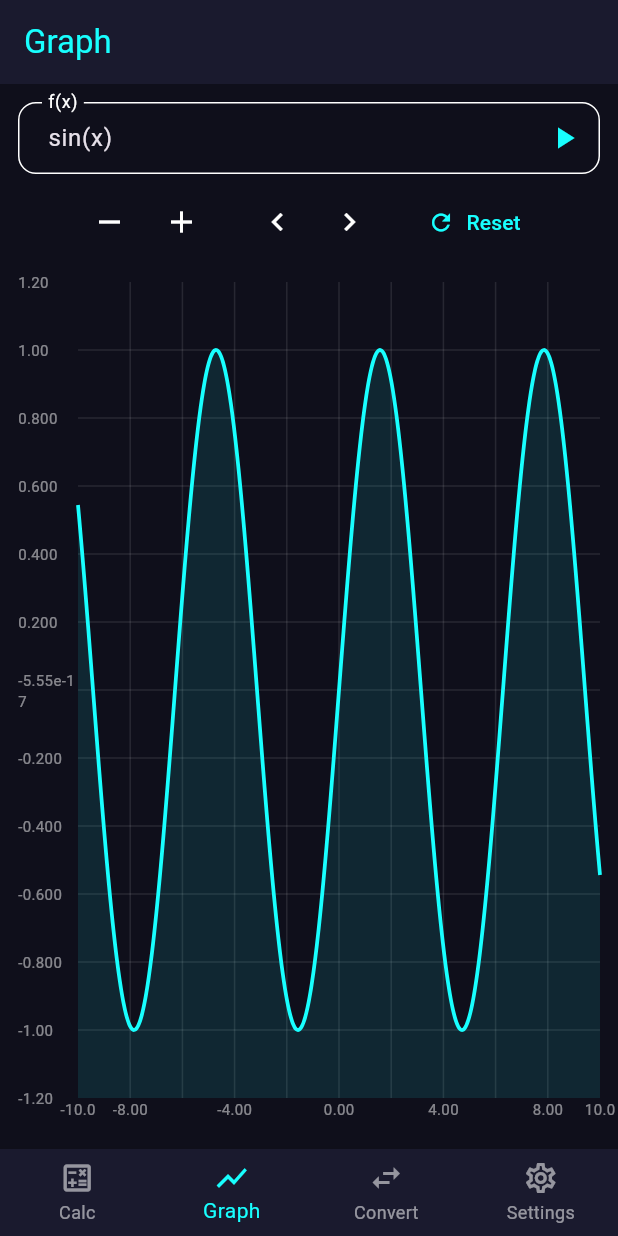
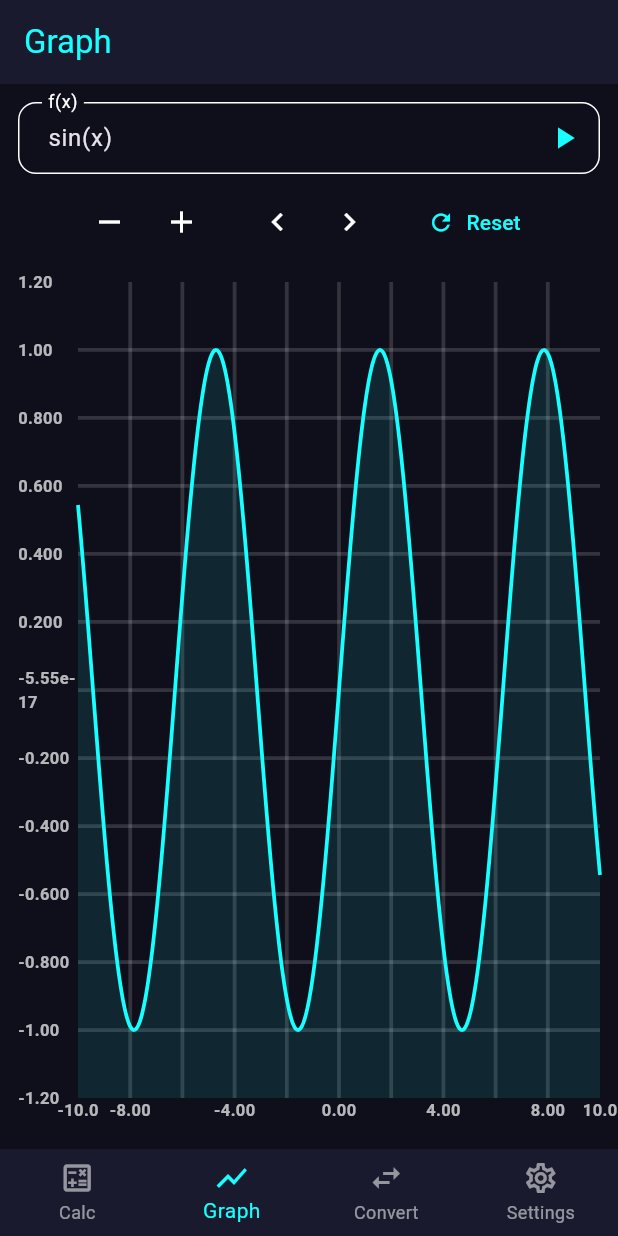
Before and after one commit to AvPa1212/VibeCalc, a Flutter app: the screen it shows after launch, item 2 of the bottom bar chosen, on a phone screen of 412 x 824 dp. Run offline on Flutter 3.47's test engine with Material 3 defaults, Android fonts, the phone set to English and light mode, and no system bars; drawn by our look-alikes of fl_chart; our stand-ins replace math_expressions, shared_preferences.

Commit message:
Refactor calculator layout for improved responsiveness and update graph styling for better visibility

```diff
--- a/lib/screens/graph_screen.dart
+++ b/lib/screens/graph_screen.dart
@@ -160,12 +160,12 @@ class _GraphScreenState extends State<GraphScreen> {
                           show: true,
                           getDrawingHorizontalLine: (_) => FlLine(
                               color: theme.colorScheme.onSurface
-                                  .withValues(alpha: 0.1),
-                              strokeWidth: 1),
+                                  .withValues(alpha: 0.15),
+                              strokeWidth: 2.5),
                           getDrawingVerticalLine: (_) => FlLine(
                               color: theme.colorScheme.onSurface
-                                  .withValues(alpha: 0.1),
-                              strokeWidth: 1),
+                                  .withValues(alpha: 0.15),
+                              strokeWidth: 2.5),
                         ),
                         borderData: FlBorderData(show: false),
                         titlesData: FlTitlesData(
@@ -177,8 +177,9 @@ class _GraphScreenState extends State<GraphScreen> {
                                 value.toStringAsPrecision(3),
                                 style: TextStyle(
                                   color: theme.colorScheme.onSurface
-                                      .withValues(alpha: 0.5),
-                                  fontSize: 10,
+                                      .withValues(alpha: 0.7),
+                                  fontSize: 11,
+                                  fontWeight: FontWeight.w600,
                                 ),
                               ),
                             ),
@@ -191,8 +192,9 @@ class _GraphScreenState extends State<GraphScreen> {
                                 value.toStringAsPrecision(3),
                                 style: TextStyle(
                                   color: theme.colorScheme.onSurface
-                                      .withValues(alpha: 0.5),
-                                  fontSize: 10,
+                                      .withValues(alpha: 0.7),
+                                  fontSize: 11,
+                                  fontWeight: FontWeight.w600,
                                 ),
                               ),
                             ),
--- a/lib/widgets/display_panel.dart
+++ b/lib/widgets/display_panel.dart
@@ -71,7 +71,7 @@ class _DisplayPanelState extends State<DisplayPanel>
         }
       },
       child: Container(
-        padding: const EdgeInsets.symmetric(horizontal: 20, vertical: 30),
+        padding: const EdgeInsets.symmetric(horizontal: 14, vertical: 8),
         decoration: BoxDecoration(
           gradient: LinearGradient(
             colors: [
@@ -108,7 +108,7 @@ class _DisplayPanelState extends State<DisplayPanel>
               ),
             ),
 
-            const SizedBox(height: 10),
+            const SizedBox(height: 2),
 
             /// Animated Result
             FadeTransition(
```
Also changed, not shown: lib/screens/calculator_screen.dart (+9 -9 lines), lib/widgets/animated_calc_button_new.dart (added, +115 -0 lines), 1 other file.
